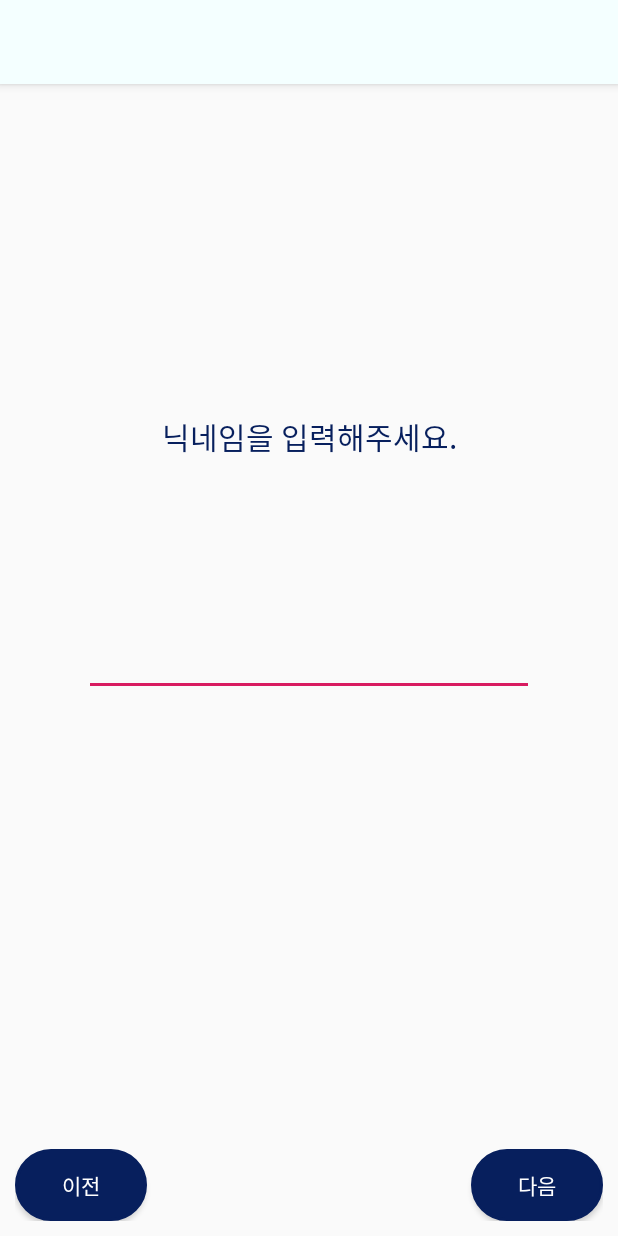
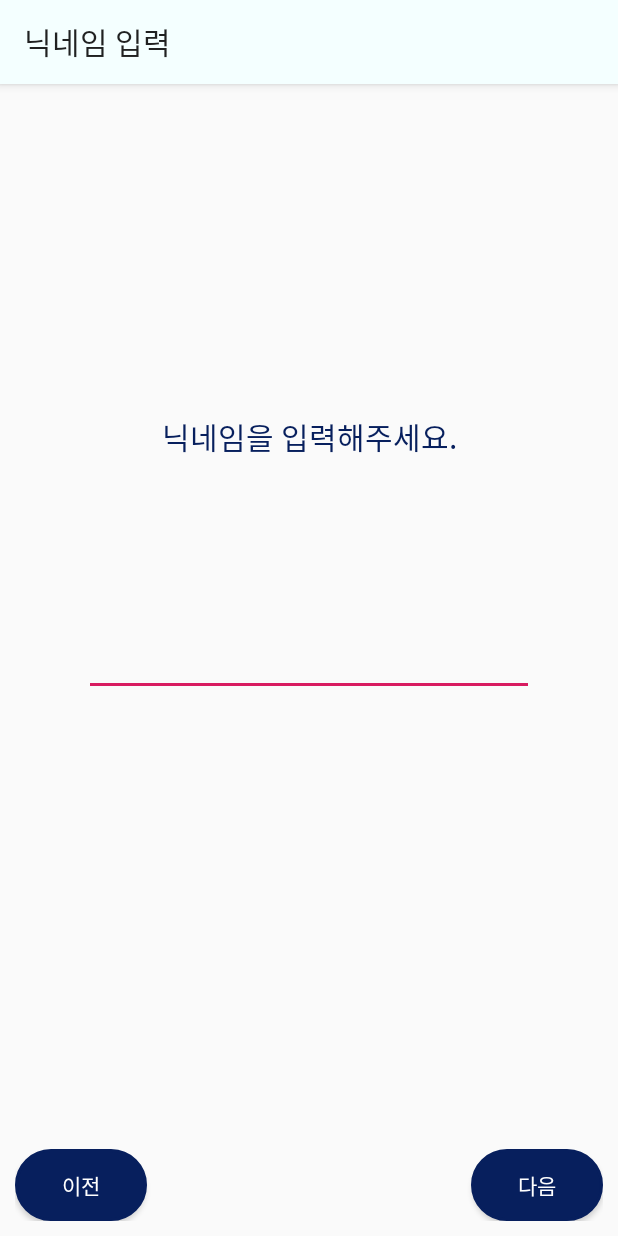
Before and after one commit to hoonsa-lim/clean, an Android app: the InputProfileActivity screen opened directly, with no data from a screen before it, after a tap on "이전", on a phone screen of 412 x 824 dp. Run offline under Robolectric (Android 15) with nearby library versions, the phone set to English and light mode, and no system bars.

Commit message:
2020-08-10 jjk수정함2.

```diff
--- a/app/src/main/java/com/example/clean/InputProfileActivity.java
+++ b/app/src/main/java/com/example/clean/InputProfileActivity.java
@@ -31,6 +31,7 @@ public class InputProfileActivity extends AppCompatActivity {
     protected void onCreate(Bundle savedInstanceState) {
         super.onCreate(savedInstanceState);
         setContentView(R.layout.activity_input_profile);
+        setTitle("프로필 입력");
 
         edtName = findViewById(R.id.a2edtName);
         rgGender = findViewById(R.id.a2rgGender);
--- a/app/src/main/java/com/example/clean/MainActivity.java
+++ b/app/src/main/java/com/example/clean/MainActivity.java
@@ -156,6 +156,8 @@ public class MainActivity extends AppCompatActivity {
         }
 
         InitActionReceiver = new InitActionReceiver();
+
+
     }
 
     public void CurrentTabFuntion(int i) {
@@ -414,7 +416,7 @@ public class MainActivity extends AppCompatActivity {
         try {
             MyDBHelper myDBHelper = new MyDBHelper(getApplicationContext(), "cleanDB");
             SQLiteDatabase sqLiteDatabase = myDBHelper.getReadableDatabase();
-//            myDBHelper.onUpgrade(sqLiteDatabase, 0,1);
+            myDBHelper.onUpgrade(sqLiteDatabase, 0,1);
             String query = "SELECT image, spaceName FROM toDoListTBL WHERE spaceName = '" + searchString + "' GROUP by spaceName;";
             Cursor cursor = sqLiteDatabase.rawQuery(query, null);
             cursor.moveToFirst();
--- a/app/src/main/java/com/example/clean/NickNameActivity.java
+++ b/app/src/main/java/com/example/clean/NickNameActivity.java
@@ -28,6 +28,7 @@ public class NickNameActivity extends AppCompatActivity {
     protected void onCreate(Bundle savedInstanceState) {
         super.onCreate(savedInstanceState);
         setContentView(R.layout.activity_nickname);
+        setTitle("닉네임 입력");
 
         edtNickName = findViewById(R.id.a1edtNickName);
         btnPrev = findViewById(R.id.a1btnPrev);
--- a/app/src/main/java/com/example/clean/OpeningActivity.java
+++ b/app/src/main/java/com/example/clean/OpeningActivity.java
@@ -19,7 +19,7 @@ public class OpeningActivity extends AppCompatActivity {
         handler.postDelayed(new Runnable() {
             @Override
             public void run() {
-                Intent intent = new Intent(getApplicationContext(), MainActivity.class);
+                Intent intent = new Intent(getApplicationContext(), NickNameActivity.class);
                 startActivity(intent);
                 finish();
             }
```
